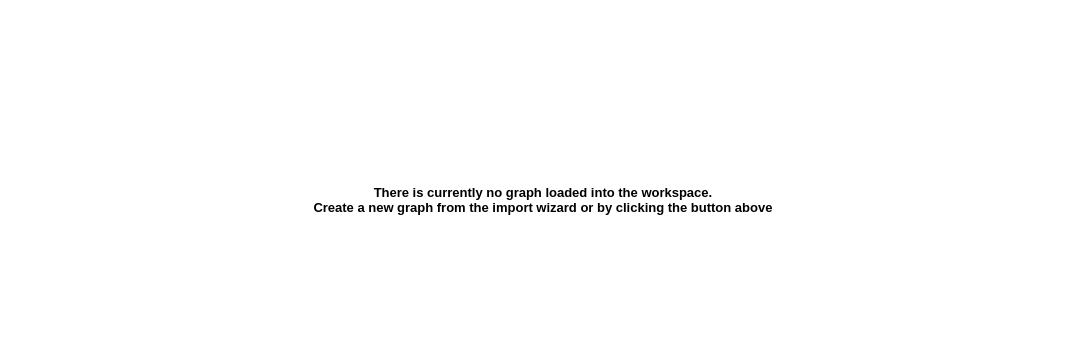
This is library/tulip-gui/designer/Workspace.ui in vadivelselvaraj/TulipGLImprovement as Qt 5 draws it before an edit; both pictures show x 0 to 1086 and y 0 to 360 of the 1086 by 635 pixel window. The edited form follows.
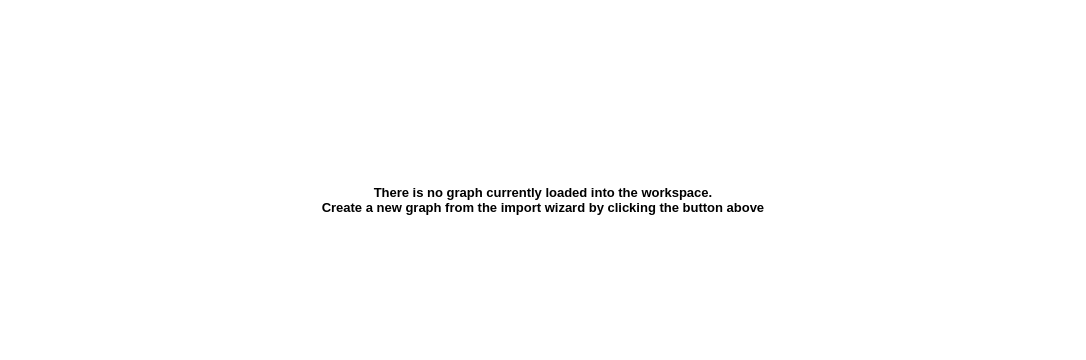
This is the edited form. The open tabs and pages were chosen to show the change. Icons and pictures are not drawn. Custom widgets are drawn as their Qt base class.

Commit message: Background text update

```diff
--- a/library/tulip-gui/designer/Workspace.ui
+++ b/library/tulip-gui/designer/Workspace.ui
@@ -89,7 +89,7 @@
 &lt;html&gt;&lt;head&gt;&lt;meta name=&quot;qrichtext&quot; content=&quot;1&quot; /&gt;&lt;style type=&quot;text/css&quot;&gt;
 p, li { white-space: pre-wrap; }
 &lt;/style&gt;&lt;/head&gt;&lt;body style=&quot; font-family:'DejaVu Sans'; font-size:10pt; font-weight:400; font-style:normal;&quot;&gt;
-&lt;p style=&quot; margin-top:0px; margin-bottom:0px; margin-left:0px; margin-right:0px; -qt-block-indent:0; text-indent:0px;&quot;&gt;&lt;span style=&quot; font-weight:600;&quot;&gt;There is currently no graph loaded into the workspace.&lt;br /&gt;Create a new graph from the import wizard or by clicking the button above&lt;/span&gt;&lt;/p&gt;&lt;/body&gt;&lt;/html&gt;</string>
+&lt;p style=&quot; margin-top:0px; margin-bottom:0px; margin-left:0px; margin-right:0px; -qt-block-indent:0; text-indent:0px;&quot;&gt;&lt;span style=&quot; font-weight:600;&quot;&gt;There is no graph currently loaded into the workspace.&lt;br /&gt;Create a new graph from the import wizard by clicking the button above&lt;/span&gt;&lt;/p&gt;&lt;/body&gt;&lt;/html&gt;</string>
             </property>
             <property name="alignment">
              <set>Qt::AlignCenter</set>
```
